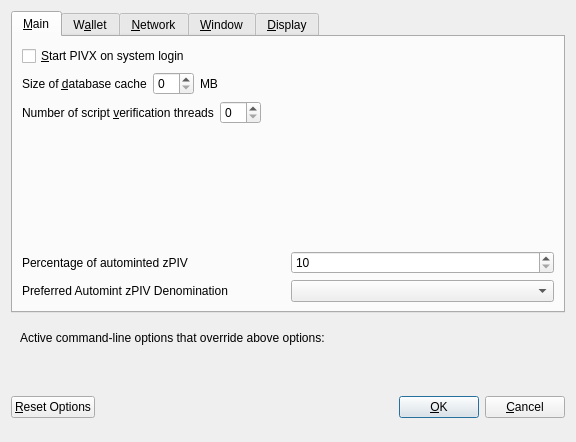
This is src/qt/forms/optionsdialog.ui in eons-finance/ALQO as Qt 5 draws it before an edit. The edited form follows.
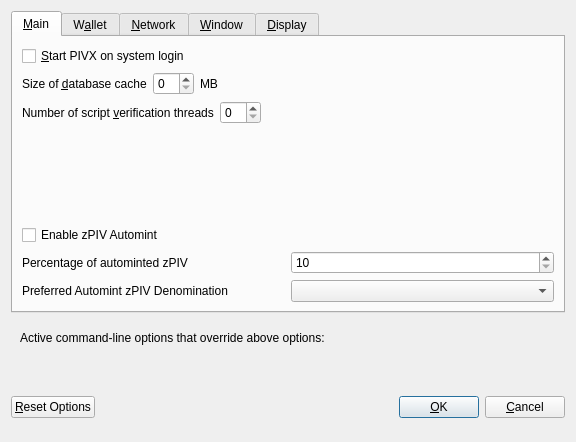
This is the edited form. Custom widgets are drawn as their Qt base class.

Commit message: Add EnableZeromind switcher to OptionsDialog

Patch:
```diff
--- a/src/qt/forms/optionsdialog.ui
+++ b/src/qt/forms/optionsdialog.ui
@@ -130,6 +130,19 @@
          </property>
         </spacer>
        </item>
+       <item>
+        <widget class="QCheckBox" name="checkBoxZeromintEnable">
+         <property name="toolTip">
+          <string>Enable automatic minting of PIV units to zPIV</string>
+         </property>
+         <property name="layoutDirection">
+          <enum>Qt::LeftToRight</enum>
+         </property>
+         <property name="text">
+          <string>Enable zPIV Automint</string>
+         </property>
+        </widget>
+       </item>
        <item>
         <layout class="QHBoxLayout" name="horizontalLayout_3">
          <item>
```
The commit also changes 3 other files.
